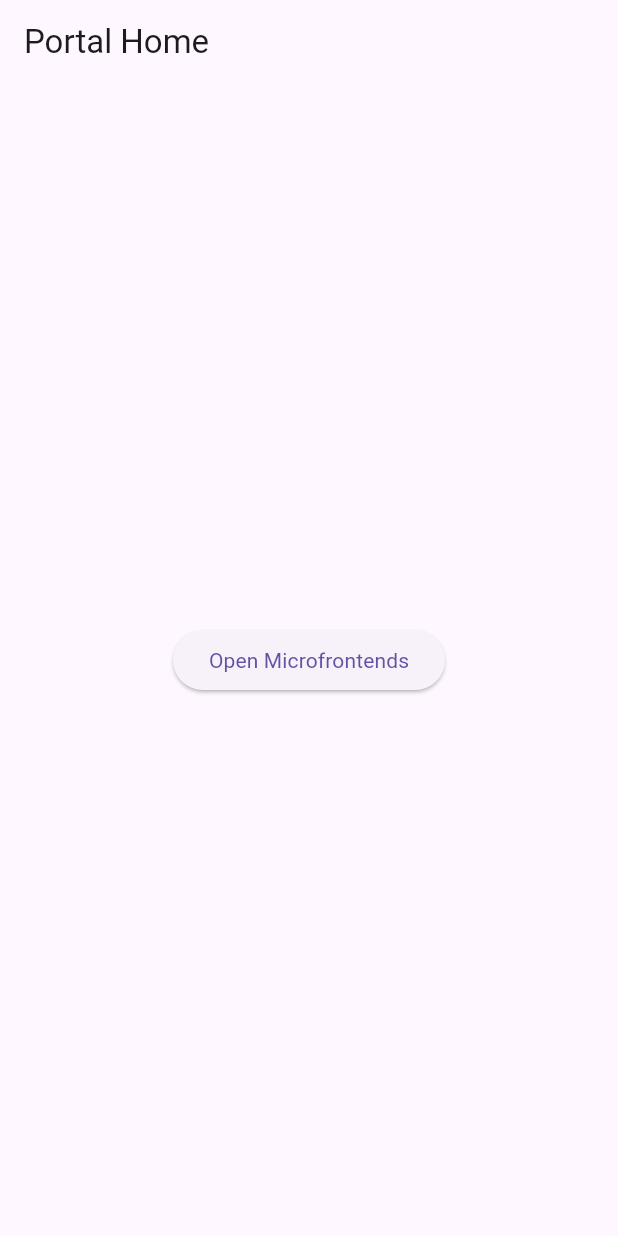
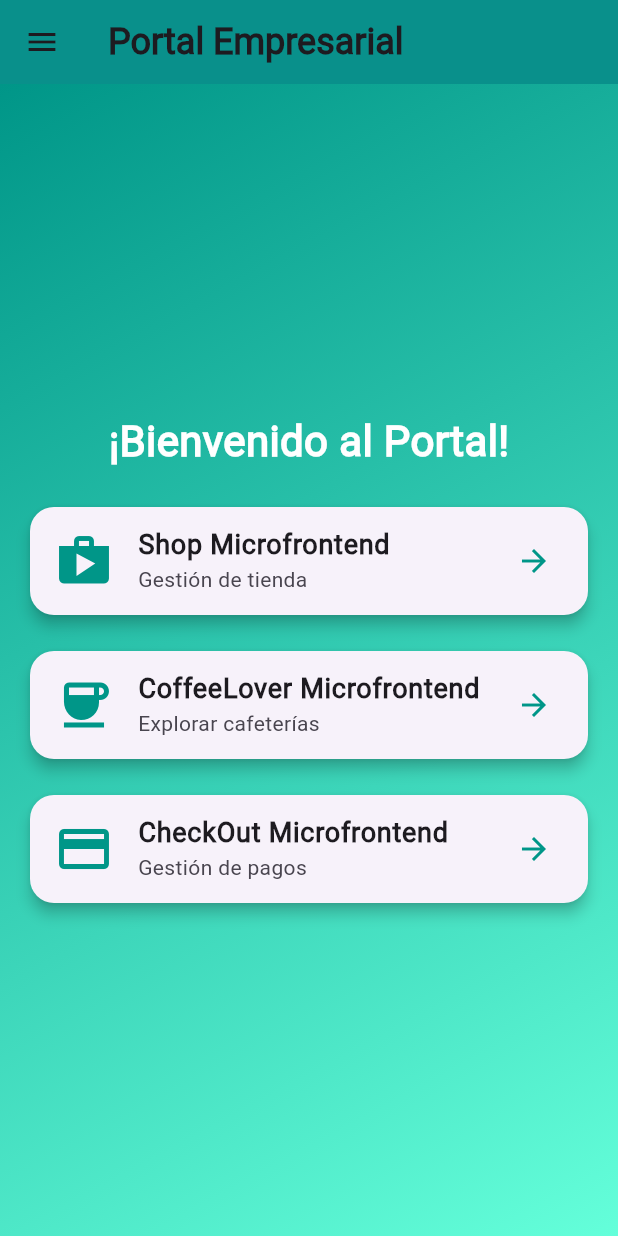
Before and after one commit to julianctsistemas/portal-microfrontend, a Flutter app: the screen it shows after launch, on a phone screen of 412 x 824 dp. Run offline on Flutter 3.47's test engine with Material 3 defaults, Android fonts, the phone set to English and light mode, and no system bars; missing offline and left inert: dart:html; statements that could not run were skipped.

Commit message:
Portal Screen

```diff
--- a/lib/presentation/screens/portal_home.dart
+++ b/lib/presentation/screens/portal_home.dart
@@ -1,5 +1,4 @@
 import 'package:flutter/material.dart';
-import 'package:flutter/widgets.dart'; // Necesario para HtmlElementView
 
 class PortalHome extends StatelessWidget {
   const PortalHome({super.key});
@@ -7,60 +6,161 @@ class PortalHome extends StatelessWidget {
   @override
   Widget build(BuildContext context) {
     return Scaffold(
-      appBar: AppBar(title: const Text('Portal Home')),
-      body: Center(
-        child: ElevatedButton(
-          onPressed: () => Navigator.push(
-            context,
-            MaterialPageRoute(
-              builder: (_) => Scaffold(
-                appBar: AppBar(title: const Text('Microfrontends')),
-                body: Column(
+      appBar: AppBar(
+        title: const Text(
+          'Portal Empresarial',
+          style: TextStyle(fontWeight: FontWeight.bold, fontSize: 24),
+        ),
+        backgroundColor: Colors.teal,
+        elevation: 4,
+      ),
+      drawer: Drawer(
+        child: ListView(
+          padding: EdgeInsets.zero,
           children: [
-                    // Botón para abrir el iframe del Shop Microfrontend
-                    ElevatedButton(
-                      onPressed: () => Navigator.push(
-                        context,
-                        MaterialPageRoute(
-                          builder: (_) => Scaffold(
-                            appBar: AppBar(title: const Text('Shop Microfrontend')),
-                            body: const Center(
-                              child: SizedBox(
-                                width: 800,
-                                height: 600,
-                                child: HtmlElementView(viewType: 'iframe-shop'),
+            const DrawerHeader(
+              decoration: BoxDecoration(
+                color: Colors.teal,
+              ),
+              child: Column(
+                crossAxisAlignment: CrossAxisAlignment.start,
+                children: [
+                  Text(
+                    'Portal Empresarial',
+                    style: TextStyle(color: Colors.white, fontSize: 24),
+                  ),
+                  SizedBox(height: 8),
+                  Text(
+                    'Gestión de microfrontends',
+                    style: TextStyle(color: Colors.white70),
+                  ),
+                ],
               ),
             ),
+            _buildDrawerTile(
+              context,
+              icon: Icons.shop,
+              title: 'Shop Microfrontend',
+              viewType: 'iframe-shop',
+            ),
+            _buildDrawerTile(
+              context,
+              icon: Icons.coffee,
+              title: 'CoffeeLover Microfrontend',
+              viewType: 'iframe-coffeelover',
+            ),
+            _buildDrawerTile(
+              context,
+              icon: Icons.credit_card,
+              title: 'CheckOut Microfrontend',
+              viewType: 'iframe-checkout',
+            ),
+          ],
         ),
       ),
-                      ),
-                      child: const Text('Open Shop Microfrontend'),
-                    ),
-                    // Botón para abrir el iframe del CoffeeLover Microfrontend
-                    ElevatedButton(
-                      onPressed: () => Navigator.push(
-                        context,
-                        MaterialPageRoute(
-                          builder: (_) => Scaffold(
-                            appBar: AppBar(title: const Text('CoffeeLover Microfrontend')),
-                            body: const Center(
-                              child: SizedBox(
-                                width: 800,
-                                height: 600,
-                                child: HtmlElementView(viewType: 'iframe-coffeelover'),
+      body: Container(
+        padding: const EdgeInsets.all(16.0),
+        decoration: const BoxDecoration(
+          gradient: LinearGradient(
+            colors: [Colors.teal, Colors.tealAccent],
+            begin: Alignment.topLeft,
+            end: Alignment.bottomRight,
           ),
         ),
+        child: Center(
+          child: Column(
+            mainAxisAlignment: MainAxisAlignment.center,
+            children: [
+              const Text(
+                '¡Bienvenido al Portal!',
+                style: TextStyle(
+                  color: Colors.white,
+                  fontSize: 28,
+                  fontWeight: FontWeight.bold,
                 ),
               ),
+              const SizedBox(height: 20),
+              _buildFeatureCard(
+                context,
+                icon: Icons.shop,
+                title: 'Shop Microfrontend',
+                subtitle: 'Gestión de tienda',
+                viewType: 'iframe-shop',
               ),
-                      child: const Text('Open CoffeeLover Microfrontend'),
+              const SizedBox(height: 16),
+              _buildFeatureCard(
+                context,
+                icon: Icons.coffee,
+                title: 'CoffeeLover Microfrontend',
+                subtitle: 'Explorar cafeterías',
+                viewType: 'iframe-coffeelover',
+              ),
+              const SizedBox(height: 16),
+              _buildFeatureCard(
+                context,
+                icon: Icons.credit_card,
+                title: 'CheckOut Microfrontend',
+                subtitle: 'Gestión de pagos',
+                viewType: 'iframe-checkout',
               ),
             ],
           ),
         ),
       ),
+    );
+  }
+
+  // Widget para una opción del Drawer
+  Widget _buildDrawerTile(BuildContext context,
+      {required IconData icon, required String title, required String viewType}) {
+    return ListTile(
+      leading: Icon(icon, color: Colors.teal),
+      title: Text(title),
+      onTap: () => _navigateToMicrofrontend(context, title, viewType),
+    );
+  }
+
+  // Widget para una tarjeta de microfrontend
+  Widget _buildFeatureCard(BuildContext context,
+      {required IconData icon,
+      required String title,
+      required String subtitle,
+      required String viewType}) {
+    return Card(
+      shape: RoundedRectangleBorder(
+        borderRadius: BorderRadius.circular(16),
       ),
-          child: const Text('Open Microfrontends'),
+      elevation: 4,
+      child: ListTile(
+        leading: Icon(icon, size: 40, color: Colors.teal),
+        title: Text(
+          title,
+          style: const TextStyle(fontSize: 18, fontWeight: FontWeight.bold),
+        ),
+        subtitle: Text(subtitle),
+        trailing: const Icon(Icons.arrow_forward, color: Colors.teal),
+        onTap: () => _navigateToMicrofrontend(context, title, viewType),
+      ),
+    );
+  }
+
+  // Navegación a un microfrontend
+  void _navigateToMicrofrontend(BuildContext context, String title, String viewType) {
+    Navigator.push(
+      context,
+      MaterialPageRoute(
+        builder: (_) => Scaffold(
+          appBar: AppBar(
+            title: Text(title),
+            backgroundColor: Colors.teal,
+          ),
+          body: Center(
+            child: SizedBox(
+              width: 800,
+              height: 600,
+              child: HtmlElementView(viewType: viewType),
+            ),
+          ),
         ),
       ),
     );
```
Lines whose indentation alone changed are shown as unchanged.
